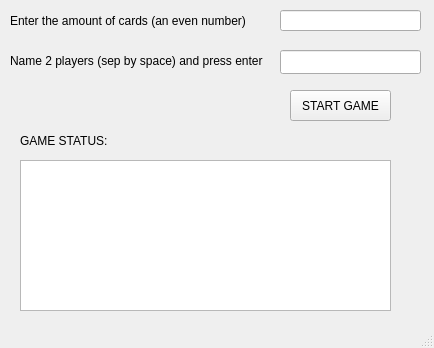
shamsch/programming2coursework, file student/13/pairs_gui/mainwindow.ui: the form before one commit.
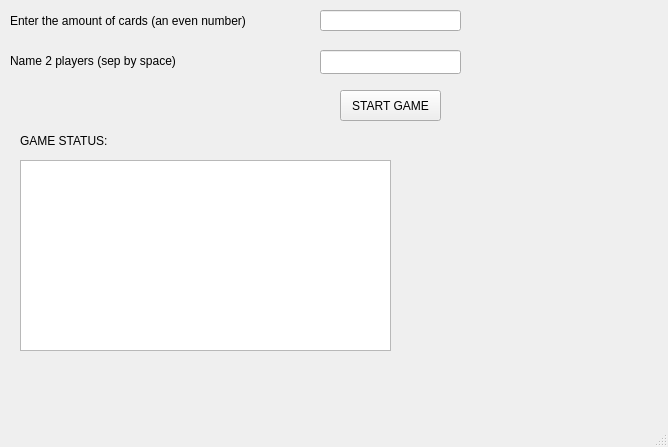
The form after the commit.

Commit message: Changed mainwindow positioning

The edit to the form file:
```diff
--- a/student/13/pairs_gui/mainwindow.ui
+++ b/student/13/pairs_gui/mainwindow.ui
@@ -6,8 +6,8 @@
    <rect>
     <x>0</x>
     <y>0</y>
-    <width>434</width>
-    <height>348</height>
+    <width>668</width>
+    <height>447</height>
    </rect>
   </property>
   <property name="windowTitle">
@@ -17,7 +17,7 @@
    <widget class="QLineEdit" name="amountOfCardLineEdit">
     <property name="geometry">
      <rect>
-      <x>280</x>
+      <x>320</x>
       <y>10</y>
       <width>141</width>
       <height>21</height>
@@ -27,7 +27,7 @@
    <widget class="QLineEdit" name="playerNameStringLineEdit">
     <property name="geometry">
      <rect>
-      <x>280</x>
+      <x>320</x>
       <y>50</y>
       <width>141</width>
       <height>24</height>
@@ -57,13 +57,13 @@
      </rect>
     </property>
     <property name="text">
-     <string>Name 2 players (sep by space) and press enter</string>
+     <string>Name 2 players (sep by space)</string>
     </property>
    </widget>
    <widget class="QPushButton" name="startGamePushButton">
     <property name="geometry">
      <rect>
-      <x>290</x>
+      <x>340</x>
       <y>90</y>
       <width>101</width>
       <height>31</height>
@@ -79,7 +79,7 @@
       <x>20</x>
       <y>160</y>
       <width>371</width>
-      <height>151</height>
+      <height>191</height>
      </rect>
     </property>
    </widget>
```
Left out of the diff: 2 changed lines with no effect on the pictures.
